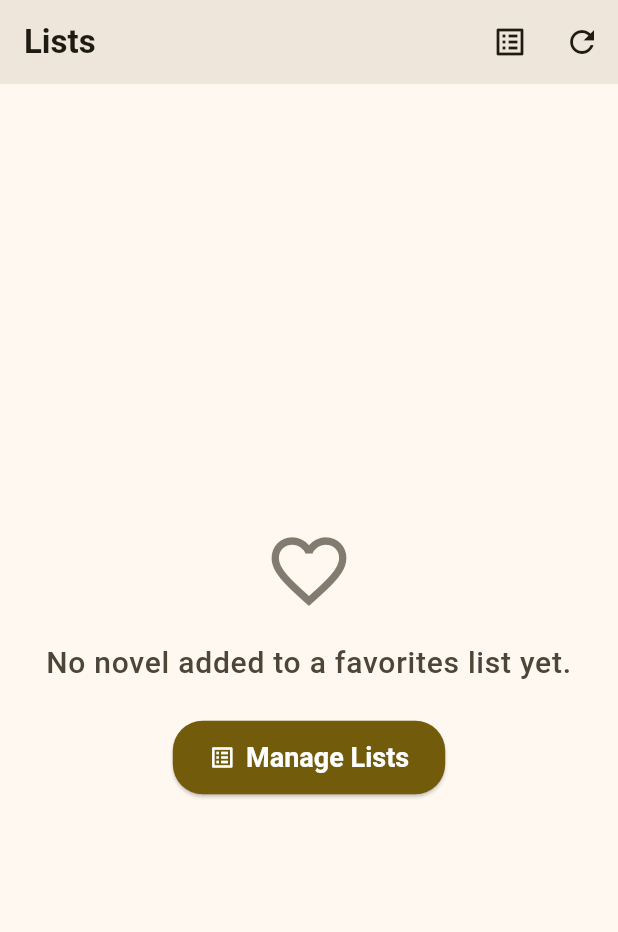
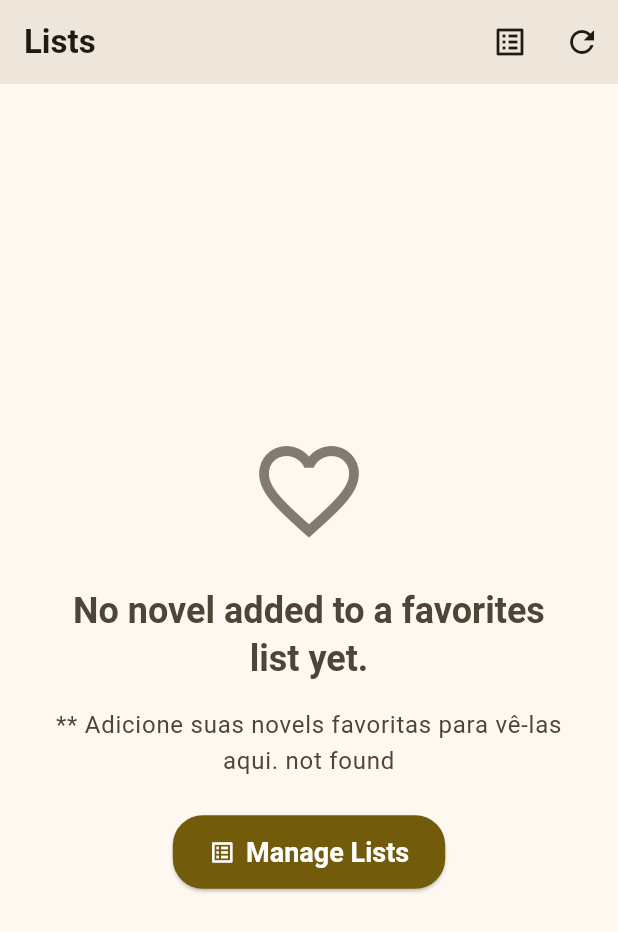
Before and after one commit to Luiz-eduardp/akashic_records, a Flutter app: the FavoritesScreen screen opened directly, on a phone screen of 412 x 824 dp. Shown: the top 932 px of the screen. Run offline on Flutter 3.47's test engine with Material 3 defaults, Android fonts, the phone set to English and light mode, and no system bars; our stand-ins replace battery_plus, cached_network_image, file_picker, flutter_advanced_drawer, flutter_html, flutter_markdown and 9 more; missing offline and left inert: epubx, flutter_code_editor, highlight, jsf, traffic_stats; accounts and stored records are empty; network calls fail.

Commit message:
fix(favorites): improve empty state UI
- Increased icon size.
- Increased spacing between elements.
- Improved text styling and hierarchy.
- Added additional explanatory text.
- Updated text strings for clarity.

```diff
--- a/lib/screens/favorites/favorites_screen.dart
+++ b/lib/screens/favorites/favorites_screen.dart
@@ -382,9 +382,24 @@ class _FavoritesScreenState extends State<FavoritesScreen>
                         children: <Widget>[
                           Icon(
                             Icons.favorite_border,
-                            size: 60,
+                            size: 80,
                             color: theme.colorScheme.onSurfaceVariant
                                 .withOpacity(0.7),
+                          ),
+                          const SizedBox(height: 24),
+                          Padding(
+                            padding: const EdgeInsets.symmetric(
+                              horizontal: 30.0,
+                            ),
+                            child: Text(
+                              'Nenhuma novel adicionada a uma lista de favoritos ainda.'
+                                  .translate,
+                              style: theme.textTheme.headlineSmall!.copyWith(
+                                color: theme.colorScheme.onSurfaceVariant,
+                                fontWeight: FontWeight.w600,
+                              ),
+                              textAlign: TextAlign.center,
+                            ),
                           ),
                           const SizedBox(height: 16),
                           Padding(
@@ -392,14 +407,12 @@ class _FavoritesScreenState extends State<FavoritesScreen>
                               horizontal: 30.0,
                             ),
                             child: Text(
-                              'Nenhuma novel adicionada a uma lista de favoritos ainda.'
+                              'Adicione suas novels favoritas para vê-las aqui.'
                                   .translate,
-                              style: theme.textTheme.bodyLarge?.copyWith(
+                              textAlign: TextAlign.center,
+                              style: theme.textTheme.bodyLarge!.copyWith(
                                 color: theme.colorScheme.onSurfaceVariant,
-                                fontWeight: FontWeight.w500,
-                                fontSize: 20,
                               ),
-                              textAlign: TextAlign.center,
                             ),
                           ),
                           const SizedBox(height: 24),
```
